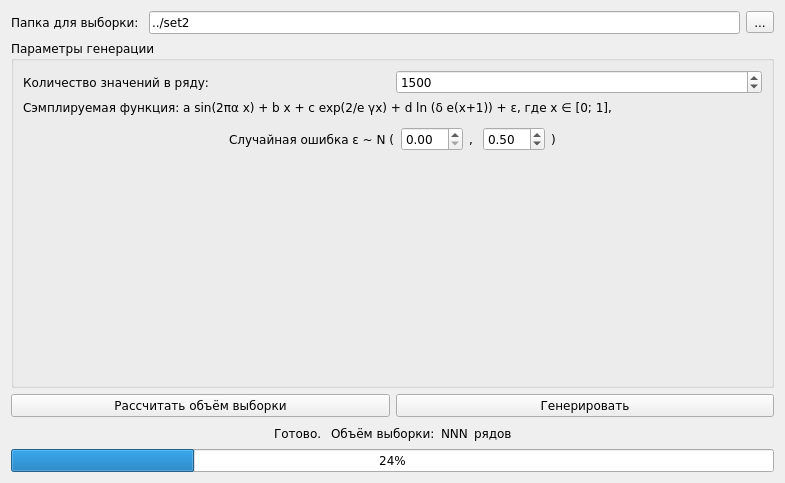
gluk47/tsanalyzer, file GUI/GenerateWidget.ui: the form before one commit.
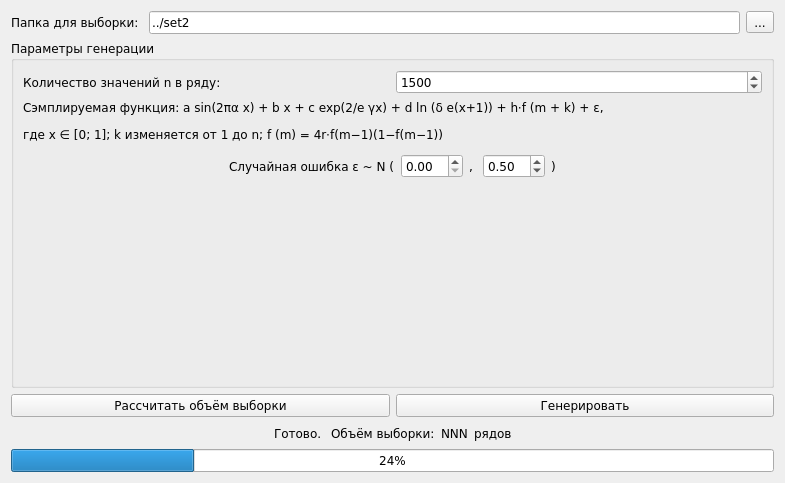
The form after the commit.

The edit to the form file:
```diff
--- a/GUI/GenerateWidget.ui
+++ b/GUI/GenerateWidget.ui
@@ -55,7 +55,7 @@
         <item>
          <widget class="QLabel" name="label_2">
           <property name="text">
-           <string>Количество значений в ряду:</string>
+           <string>Количество значений n в ряду:</string>
           </property>
          </widget>
         </item>
@@ -82,7 +82,7 @@
          </font>
         </property>
         <property name="text">
-         <string>&lt;html&gt;&lt;head/&gt;&lt;body&gt;&lt;p&gt;Сэмплируемая функция: a sin(2πα x) + b x + c exp(2/e γx) + d ln (δ e(x+1)) + ε, где x ∈ [0; 1],&lt;/p&gt;&lt;/body&gt;&lt;/html&gt;</string>
+         <string>&lt;html&gt;&lt;head/&gt;&lt;body&gt;&lt;p&gt;Сэмплируемая функция: a sin(2πα x) + b x + c exp(2/e γx) + d ln (δ e(x+1)) + h⋅f (m + k) + ε,&lt;/p&gt;&lt;p&gt;где x ∈ [0; 1]; k изменяется от 1 до n; f (m) = 4r⋅f(m−1)(1−f(m−1))&lt;/p&gt;&lt;/body&gt;&lt;/html&gt;</string>
         </property>
        </widget>
       </item>
```
Left out of the diff: 4 changed lines with no effect on the pictures.
